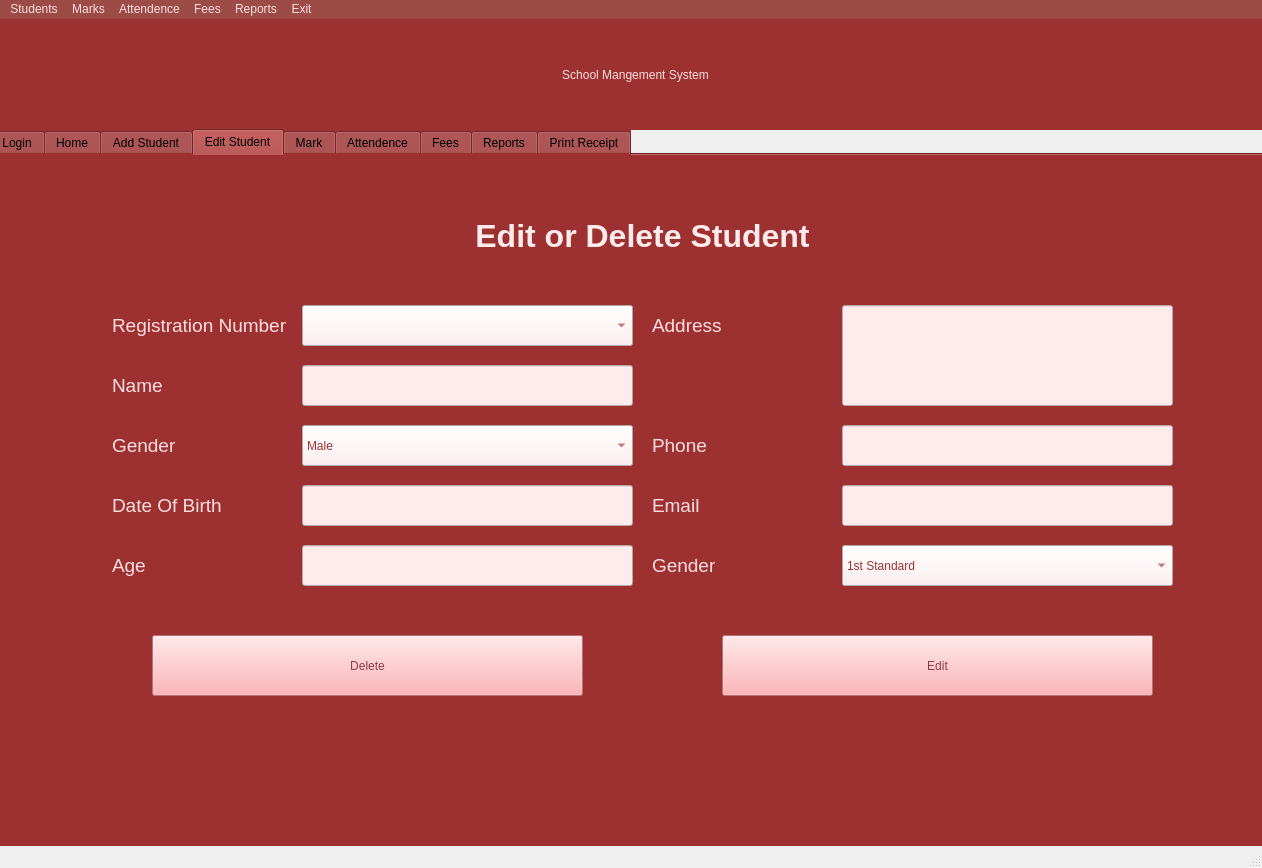
Before: the Qt Designer form School.ui in KothariMansi/Student-Management-System, drawn with Qt 5.
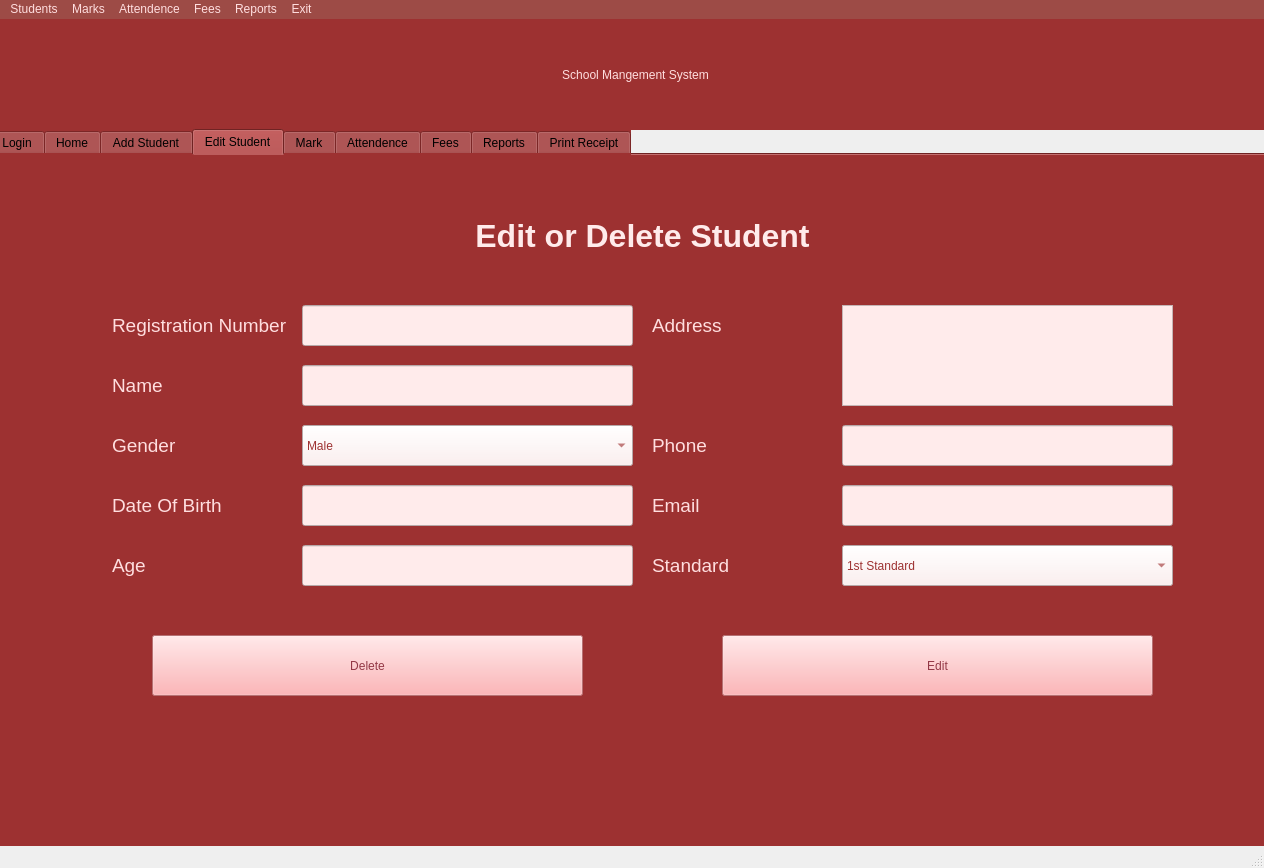
After: the same form once the commit is applied. Icons and pictures are not drawn.

```diff
--- a/School.ui
+++ b/School.ui
@@ -6,7 +6,7 @@
    <rect>
     <x>0</x>
     <y>0</y>
-    <width>1262</width>
+    <width>1264</width>
     <height>868</height>
    </rect>
   </property>
@@ -873,7 +873,7 @@
        <string notr="true">color: rgb(255, 222, 223);</string>
       </property>
       <property name="text">
-       <string>Gender</string>
+       <string>Standard</string>
       </property>
      </widget>
      <widget class="QLabel" name="label_22">
@@ -961,32 +961,7 @@
        <enum>QLineEdit::Normal</enum>
       </property>
      </widget>
-     <widget class="QLineEdit" name="lineEdit_13">
-      <property name="geometry">
-       <rect>
-        <x>850</x>
-        <y>150</y>
-        <width>331</width>
-        <height>101</height>
-       </rect>
-      </property>
-      <property name="font">
-       <font>
-        <pointsize>14</pointsize>
-       </font>
-      </property>
-      <property name="styleSheet">
-       <string notr="true">background-color: rgb(255, 235, 235);
-color: rgb(157, 49, 49);</string>
-      </property>
-      <property name="text">
-       <string/>
-      </property>
-      <property name="echoMode">
-       <enum>QLineEdit::Normal</enum>
-      </property>
-     </widget>
-     <widget class="QLineEdit" name="lineEdit_14">
+     <widget class="QLineEdit" name="editPhone">
       <property name="geometry">
        <rect>
         <x>850</x>
@@ -1181,21 +1156,6 @@
        <enum>QLineEdit::Normal</enum>
       </property>
      </widget>
-     <widget class="QComboBox" name="comboBox_5">
-      <property name="geometry">
-       <rect>
-        <x>310</x>
-        <y>150</y>
-        <width>331</width>
-        <height>41</height>
-       </rect>
-      </property>
-      <property name="styleSheet">
-       <string notr="true">background-color: rgb(255, 235, 235);
-color: rgb(157, 49, 49);
-font: 14pt &quot;MS Shell Dlg 2&quot;;</string>
-      </property>
-     </widget>
      <widget class="QPushButton" name="deleteStd">
       <property name="geometry">
        <rect>
@@ -1232,6 +1192,43 @@
        <string>Edit</string>
       </property>
      </widget>
+     <widget class="QLineEdit" name="editRegis_num">
+      <property name="geometry">
+       <rect>
+        <x>310</x>
+        <y>150</y>
+        <width>331</width>
+        <height>41</height>
+       </rect>
+      </property>
+      <property name="font">
+       <font>
+        <pointsize>14</pointsize>
+       </font>
+      </property>
+      <property name="styleSheet">
+       <string notr="true">background-color: rgb(255, 235, 235);
+color: rgb(157, 49, 49);</string>
+      </property>
+      <property name="echoMode">
+       <enum>QLineEdit::Normal</enum>
+      </property>
+     </widget>
+     <widget class="QPlainTextEdit" name="editAddress">
+      <property name="geometry">
+       <rect>
+        <x>850</x>
+        <y>150</y>
+        <width>331</width>
+        <height>101</height>
+       </rect>
+      </property>
+      <property name="styleSheet">
+       <string notr="true">background-color: rgb(255, 235, 235);
+color: rgb(157, 49, 49);
+font: 14pt &quot;MS Shell Dlg 2&quot;;s</string>
+      </property>
+     </widget>
     </widget>
     <widget class="QWidget" name="tab_5">
      <attribute name="title">
@@ -3385,7 +3382,7 @@
     <rect>
      <x>0</x>
      <y>0</y>
-     <width>1262</width>
+     <width>1264</width>
      <height>25</height>
     </rect>
    </property>
```
Left out of the diff: 14 changed lines with no effect on the pictures.
